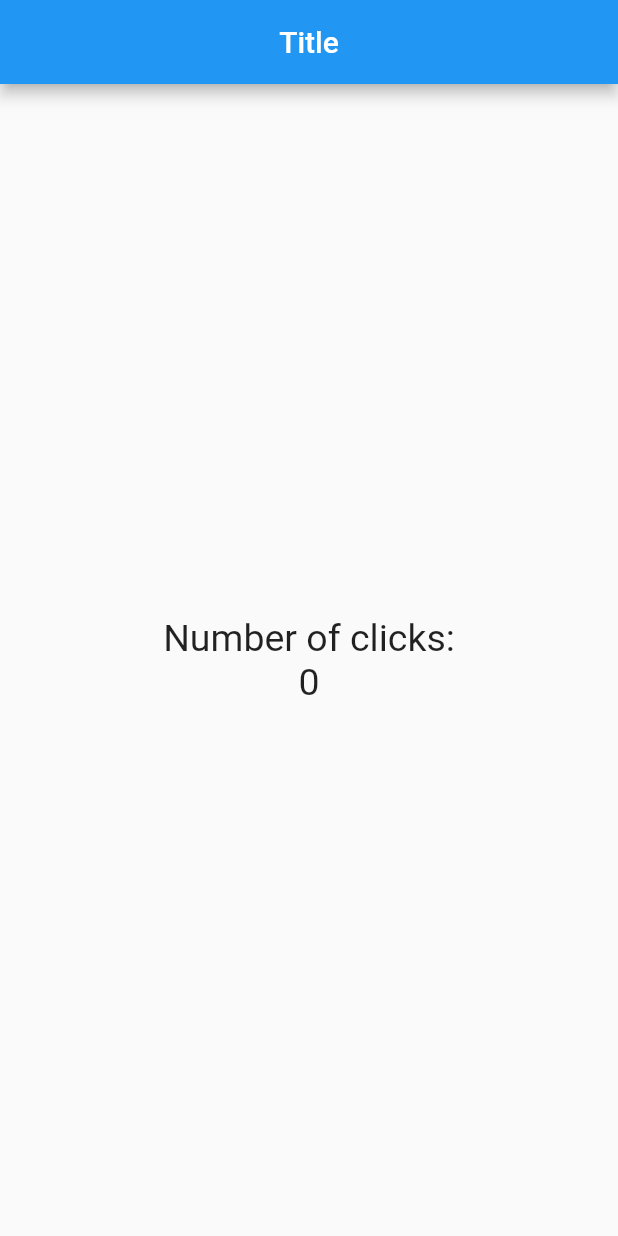
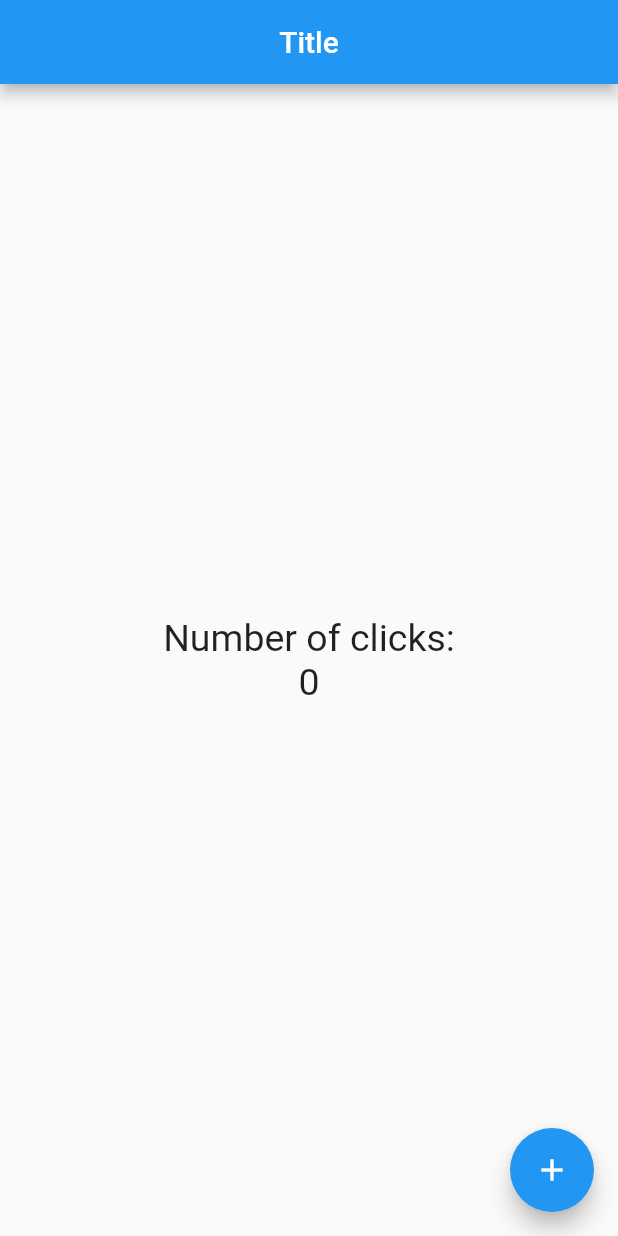
Before and after one commit to CristhoperDev/counter, a Flutter app: the screen it shows after launch, on a phone screen of 412 x 824 dp. Run offline on Flutter 3.47's test engine with Material 2 defaults, Android fonts, the phone set to English and light mode, and no system bars.

Commit message:
Floating Button

```diff
--- a/lib/src/pages/home_page.dart
+++ b/lib/src/pages/home_page.dart
@@ -10,8 +10,7 @@ class HomePage extends StatelessWidget{
         title: Text('Title'),
         centerTitle: true,
       ),
-      body: (
-        Center(
+      body: Center(
         child: Column(
           mainAxisAlignment: MainAxisAlignment.center,
           children: <Widget>[
@@ -19,7 +18,12 @@ class HomePage extends StatelessWidget{
             Text('0', style: textStyle),
           ],
         ),
-        )
+      ),
+      floatingActionButton: FloatingActionButton(
+        child: Icon(Icons.add),
+        onPressed: () {
+          print('Hola mundo');
+        },
       ),
     );
   }
```
Lines whose indentation alone changed are shown as unchanged.
